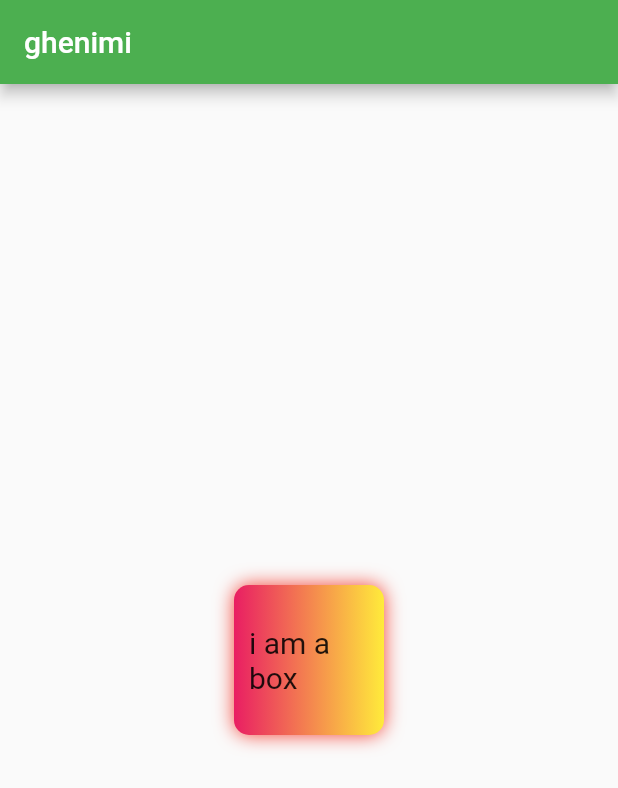
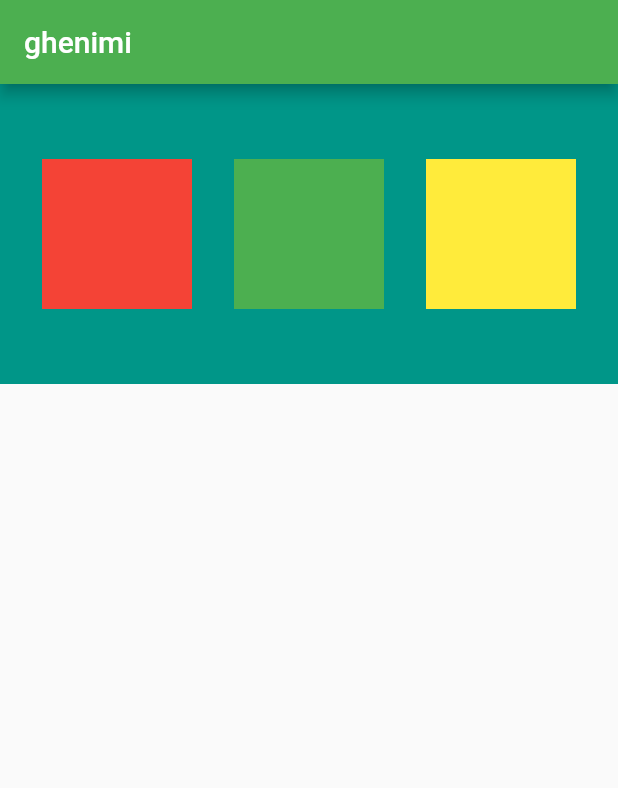
Before and after one commit to leghnimi/new_app, a Flutter app: the screen it shows after launch, on a phone screen of 412 x 824 dp. Shown: the top 788 px of the screen. Run offline on Flutter 3.47's test engine with Material 2 defaults, Android fonts, the phone set to English and light mode, and no system bars.

Commit message:
ch2_completed

```diff
--- a/lib/main.dart
+++ b/lib/main.dart
@@ -1,4 +1,7 @@
+// ignore_for_file: prefer_const_constructors
+
 import 'package:flutter/cupertino.dart';
+import 'package:flutter/rendering.dart';
 import 'package:flutter/widgets.dart';
 import 'package:flutter/material.dart';
 
@@ -18,33 +21,34 @@ class HomePage extends StatelessWidget {
       appBar: AppBar(
         title: Text("ghenimi"),
       ),
-      body: Center(
-        child: Container(
-          padding: const EdgeInsets.all(10),
-          // color: Colors.red,
-          width: 100,
-          height: 100,
-          clipBehavior: Clip.antiAlias,
-          alignment: Alignment.center,
-          decoration: BoxDecoration(
+      body: Container(
+        height: 200,
+        color: Colors.teal,
+        child: Row(
+          mainAxisAlignment: MainAxisAlignment.spaceEvenly,
+          crossAxisAlignment: CrossAxisAlignment.center,
+          // mainAxisSize: MainAxisSize.max,
+          children: <Widget>[
+            Container(
+              padding: const EdgeInsets.all(8),
+              width: 100,
+              height: 100,
               color: Colors.red,
-              borderRadius: BorderRadius.circular(10),
-              gradient: LinearGradient(colors: [
-                Colors.pink,
-                Colors.yellow,
-              ]),
-              boxShadow: [
-                BoxShadow(
-                  color: Colors.red,
-                  blurRadius: 10,
-                )
-              ]),
-          child: Text(
-            "i am a box",
-            style: TextStyle(
-              fontSize: 20,
+              alignment: Alignment.center,
             ),
-          ),
+            Container(
+              padding: const EdgeInsets.all(8),
+              width: 100,
+              height: 100,
+              color: Colors.green,
+            ),
+            Container(
+              padding: const EdgeInsets.all(8),
+              width: 100,
+              height: 100,
+              color: Colors.yellow,
+            )
+          ],
         ),
       ),
     );
```
